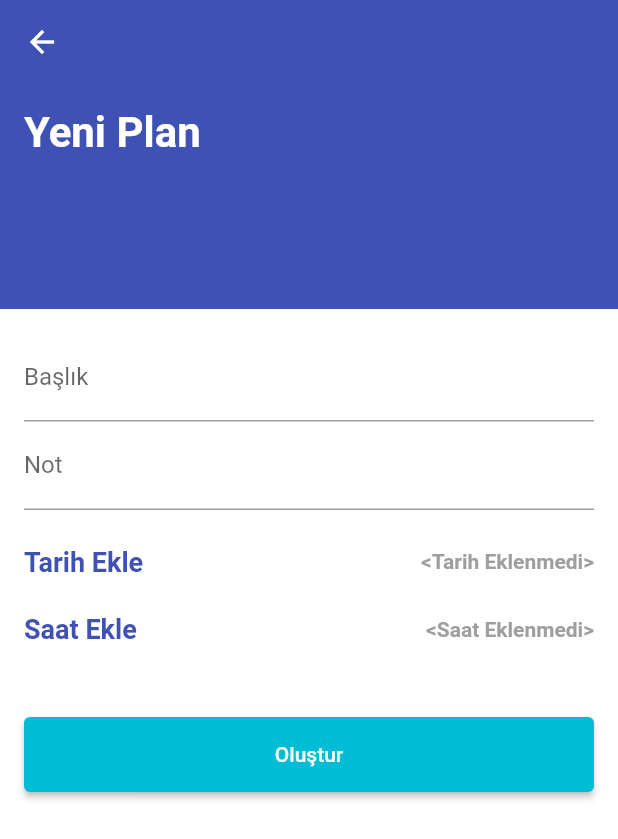
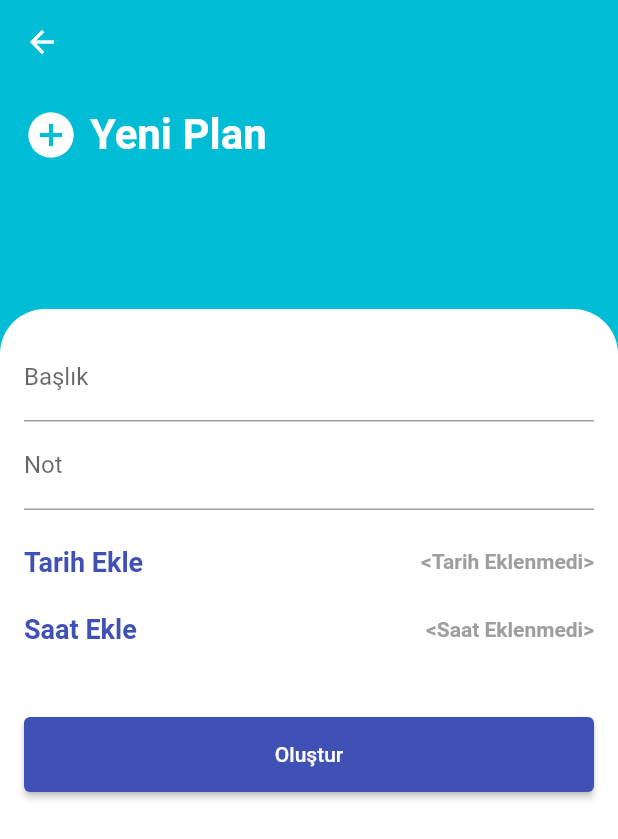
Before and after one commit to fatihinho/planyapp, a Flutter app: the TaskAddingScreen screen opened directly with empty values, on a phone screen of 412 x 824 dp. Shown: the top 839 px of the screen. Run offline on Flutter 3.47's test engine with Material 2 defaults, Android fonts, the phone set to English and light mode, and no system bars; our stand-ins replace firebase_core; accounts and stored records are empty.

Commit message:
changed title style

```diff
--- a/lib/src/screens/task_adding_screen.dart
+++ b/lib/src/screens/task_adding_screen.dart
@@ -64,22 +64,34 @@ class _TaskAddingScreenState extends State<TaskAddingScreen> {
     return Scaffold(
         appBar: AppBar(
           elevation: 0.0,
-          backgroundColor: Colors.indigo,
+          backgroundColor: Colors.cyan,
         ),
         body: Stack(
           children: [
             Container(
               width: screenWidth,
               height: screenHeight,
-              color: Colors.indigo,
+              color: Colors.cyan,
+              child: SingleChildScrollView(
                 child: Padding(
                   padding: const EdgeInsets.all(16.0),
-                child: Text(
+                  child: Row(
+                    children: [
+                      Icon(
+                        Icons.add_circle,
+                        color: Colors.white,
+                        size: 36.0,
+                      ),
+                      SizedBox(width: 8.0),
+                      Text(
                         'Yeni Plan',
                         style: TextStyle(
                             fontSize: 28.0,
                             fontWeight: FontWeight.bold,
                             color: Colors.white),
+                      ),
+                    ],
+                  ),
                 ),
               ),
             ),
@@ -87,7 +99,11 @@ class _TaskAddingScreenState extends State<TaskAddingScreen> {
               alignment: Alignment.bottomCenter,
               child: SingleChildScrollView(
                 child: Container(
+                  decoration: BoxDecoration(
                       color: Colors.white,
+                      borderRadius: BorderRadius.only(
+                          topLeft: Radius.circular(30.0),
+                          topRight: Radius.circular(30.0))),
                   child: Padding(
                     padding: const EdgeInsets.all(16.0),
                     child: Column(
@@ -184,7 +200,7 @@ class _TaskAddingScreenState extends State<TaskAddingScreen> {
                                 },
                                 child: Text('Oluştur'),
                                 style: ElevatedButton.styleFrom(
-                                    primary: Colors.cyan)))
+                                    primary: Colors.indigo)))
                       ],
                     ),
                   ),
```
Lines whose indentation alone changed are shown as unchanged.
